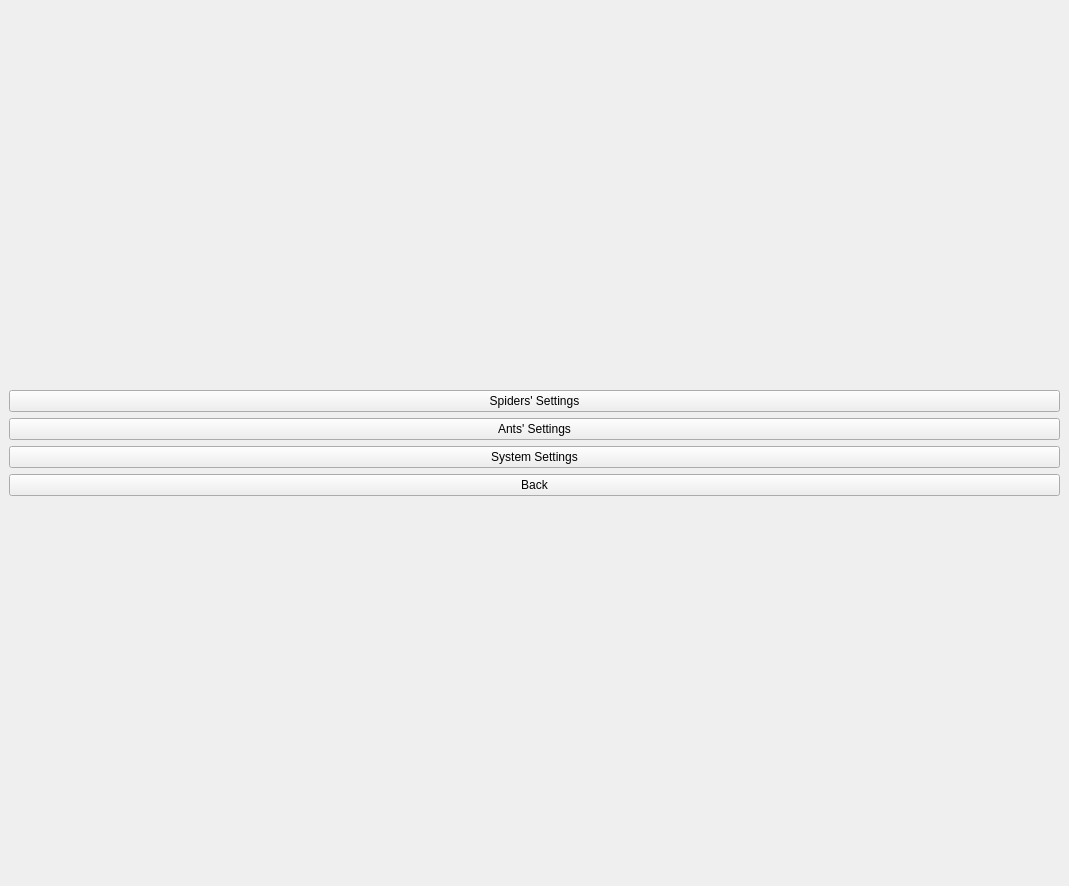
VitalyCone/Anthill, file assets/UI/settings.ui: the form before one commit.
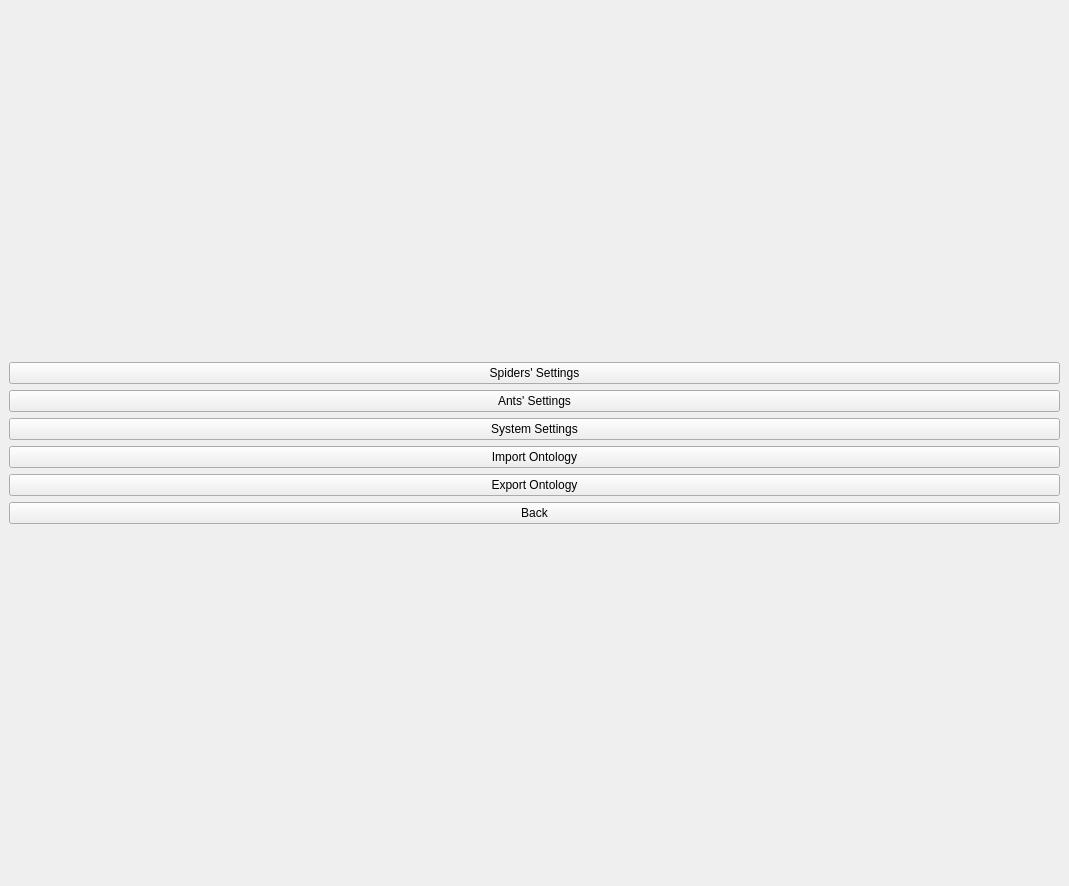
The form after the commit.

Patch:
```diff
--- a/assets/UI/settings.ui
+++ b/assets/UI/settings.ui
@@ -149,6 +149,72 @@
         </property>
        </widget>
       </item>
+      <item row="5" column="0">
+       <widget class="QPushButton" name="return_button_settings">
+        <property name="styleSheet">
+         <string notr="true">QPushButton {
+  align-items: center;
+  background-color: #c2fab1;
+  border: 2px solid #111;
+  border-radius: 8px;
+  box-sizing: border-box;
+  color: #111;
+  cursor: pointer;
+  display: flex;
+  font-family: Inter,sans-serif;
+  font-size: 16px;
+  height: 100px;
+  justify-content: center;
+  line-height: 300px;
+  max-width: 300%;
+  padding: 0 25px;
+  position: relative;
+  text-align: center;
+  text-decoration: none;
+  user-select: none;
+  -webkit-user-select: none;
+  touch-action: manipulation;
+}
+
+QPushButton:after {
+  background-color: #111;
+  border-radius: 8px;
+  content: &quot;&quot;;
+  display: block;
+  height:100px;
+  left: 0;
+  width: 100%;
+  position: absolute;
+  top: -2px;
+  transform: translate(8px, 8px);
+  transition: transform .2s ease-out;
+  z-index: -1;
+}
+
+QPushButton:hover:after {
+  transform: translate(0, 0);
+}
+
+QPushButton:active {
+  background-color: #c2fab1;
+  outline: 0;
+}
+
+QPushButton:hover {
+  outline: 0;
+}
+
+@media (min-width: 768px) {
+  QPushButton {
+    padding: 0 40px;
+  }
+}</string>
+        </property>
+        <property name="text">
+         <string>Back</string>
+        </property>
+       </widget>
+      </item>
       <item row="2" column="0">
        <widget class="QPushButton" name="system_settings">
         <property name="styleSheet">
@@ -216,7 +282,7 @@
        </widget>
       </item>
       <item row="3" column="0">
-       <widget class="QPushButton" name="return_button_settings">
+       <widget class="QPushButton" name="import_ontology_button">
         <property name="styleSheet">
          <string notr="true">QPushButton {
   align-items: center;
@@ -277,7 +343,73 @@
 }</string>
         </property>
         <property name="text">
-         <string>Back</string>
+         <string>Import Ontology</string>
+        </property>
+       </widget>
+      </item>
+      <item row="4" column="0">
+       <widget class="QPushButton" name="export_ontology_button">
+        <property name="styleSheet">
+         <string notr="true">QPushButton {
+  align-items: center;
+  background-color: #c2fab1;
+  border: 2px solid #111;
+  border-radius: 8px;
+  box-sizing: border-box;
+  color: #111;
+  cursor: pointer;
+  display: flex;
+  font-family: Inter,sans-serif;
+  font-size: 16px;
+  height: 100px;
+  justify-content: center;
+  line-height: 300px;
+  max-width: 300%;
+  padding: 0 25px;
+  position: relative;
+  text-align: center;
+  text-decoration: none;
+  user-select: none;
+  -webkit-user-select: none;
+  touch-action: manipulation;
+}
+
+QPushButton:after {
+  background-color: #111;
+  border-radius: 8px;
+  content: &quot;&quot;;
+  display: block;
+  height:100px;
+  left: 0;
+  width: 100%;
+  position: absolute;
+  top: -2px;
+  transform: translate(8px, 8px);
+  transition: transform .2s ease-out;
+  z-index: -1;
+}
+
+QPushButton:hover:after {
+  transform: translate(0, 0);
+}
+
+QPushButton:active {
+  background-color: #c2fab1;
+  outline: 0;
+}
+
+QPushButton:hover {
+  outline: 0;
+}
+
+@media (min-width: 768px) {
+  QPushButton {
+    padding: 0 40px;
+  }
+}</string>
+        </property>
+        <property name="text">
+         <string>Export Ontology</string>
         </property>
        </widget>
       </item>
```
Left out of the diff: 132 changed lines with no effect on the pictures.
